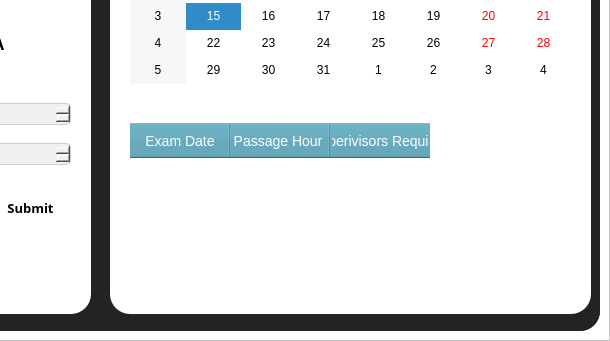
The window that ui_main.ui (Cxuchy/Esprit-Planner-Administrator) describes before a commit, drawn with Qt 5; both pictures show x 390 to 1000 and y 267 to 608 of the 1000 by 608 pixel window.
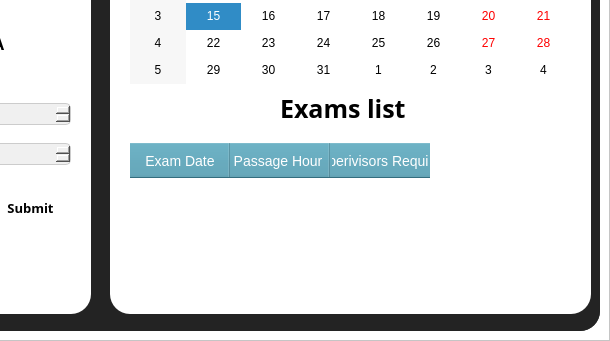
The same window after the commit. Icons and pictures are not drawn.

```diff
--- a/ui_main.ui
+++ b/ui_main.ui
@@ -797,9 +797,9 @@
                <property name="geometry">
                 <rect>
                  <x>20</x>
-                 <y>260</y>
+                 <y>280</y>
                  <width>450</width>
-                 <height>181</height>
+                 <height>161</height>
                 </rect>
                </property>
                <property name="styleSheet">
@@ -848,6 +848,27 @@
                 </property>
                </column>
               </widget>
+              <widget class="QLabel" name="label_11">
+               <property name="geometry">
+                <rect>
+                 <x>170</x>
+                 <y>220</y>
+                 <width>131</width>
+                 <height>51</height>
+                </rect>
+               </property>
+               <property name="font">
+                <font>
+                 <family>Sitka Text</family>
+                 <pointsize>19</pointsize>
+                 <weight>75</weight>
+                 <bold>true</bold>
+                </font>
+               </property>
+               <property name="text">
+                <string>Exams list</string>
+               </property>
+              </widget>
              </widget>
             </widget>
             <widget class="QWidget" name="page_1">
```
